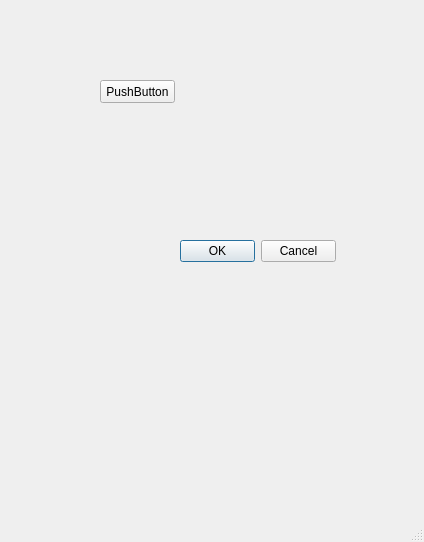
Old version of the form sample.ui in the repository scadam526/TExtractor.
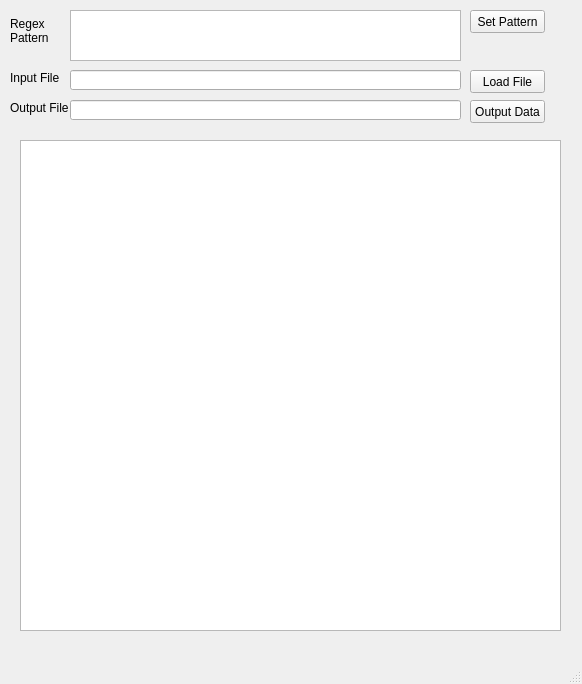
New version of the form.

Commit message: File input, read and print working.

Diff of the .ui file:
```diff
--- a/sample.ui
+++ b/sample.ui
@@ -6,8 +6,8 @@
    <rect>
     <x>0</x>
     <y>0</y>
-    <width>424</width>
-    <height>542</height>
+    <width>582</width>
+    <height>684</height>
    </rect>
   </property>
   <property name="windowTitle">
@@ -17,27 +17,128 @@
    <widget class="QPushButton" name="pushButton">
     <property name="geometry">
      <rect>
-      <x>100</x>
-      <y>80</y>
+      <x>470</x>
+      <y>10</y>
       <width>75</width>
       <height>23</height>
      </rect>
     </property>
     <property name="text">
-     <string>PushButton</string>
+     <string>Set Pattern</string>
     </property>
    </widget>
-   <widget class="QDialogButtonBox" name="buttonBox">
+   <widget class="QPlainTextEdit" name="pattern">
     <property name="geometry">
      <rect>
-      <x>180</x>
-      <y>240</y>
-      <width>156</width>
+      <x>70</x>
+      <y>10</y>
+      <width>391</width>
+      <height>51</height>
+     </rect>
+    </property>
+    <property name="plainText">
+     <string/>
+    </property>
+    <property name="overwriteMode">
+     <bool>false</bool>
+    </property>
+   </widget>
+   <widget class="QLineEdit" name="inputFileText">
+    <property name="geometry">
+     <rect>
+      <x>70</x>
+      <y>70</y>
+      <width>391</width>
+      <height>20</height>
+     </rect>
+    </property>
+   </widget>
+   <widget class="QLabel" name="label">
+    <property name="geometry">
+     <rect>
+      <x>10</x>
+      <y>70</y>
+      <width>61</width>
+      <height>16</height>
+     </rect>
+    </property>
+    <property name="text">
+     <string>Input File</string>
+    </property>
+   </widget>
+   <widget class="QLabel" name="label_2">
+    <property name="geometry">
+     <rect>
+      <x>10</x>
+      <y>100</y>
+      <width>61</width>
+      <height>16</height>
+     </rect>
+    </property>
+    <property name="text">
+     <string>Output File</string>
+    </property>
+   </widget>
+   <widget class="QLineEdit" name="outputFileText">
+    <property name="geometry">
+     <rect>
+      <x>70</x>
+      <y>100</y>
+      <width>391</width>
+      <height>20</height>
+     </rect>
+    </property>
+   </widget>
+   <widget class="QPushButton" name="loadInputFile">
+    <property name="geometry">
+     <rect>
+      <x>470</x>
+      <y>70</y>
+      <width>75</width>
       <height>23</height>
      </rect>
     </property>
-    <property name="standardButtons">
-     <set>QDialogButtonBox::Cancel|QDialogButtonBox::Ok</set>
+    <property name="text">
+     <string>Load File</string>
+    </property>
+   </widget>
+   <widget class="QPushButton" name="processDataButton">
+    <property name="geometry">
+     <rect>
+      <x>470</x>
+      <y>100</y>
+      <width>75</width>
+      <height>23</height>
+     </rect>
+    </property>
+    <property name="text">
+     <string>Output Data</string>
+    </property>
+   </widget>
+   <widget class="QLabel" name="label_3">
+    <property name="geometry">
+     <rect>
+      <x>10</x>
+      <y>10</y>
+      <width>61</width>
+      <height>41</height>
+     </rect>
+    </property>
+    <property name="text">
+     <string>Regex Pattern</string>
+    </property>
+    <property name="wordWrap">
+     <bool>true</bool>
+    </property>
+   </widget>
+   <widget class="QTextBrowser" name="textDisplay">
+    <property name="geometry">
+     <rect>
+      <x>20</x>
+      <y>140</y>
+      <width>541</width>
+      <height>491</height>
+     </rect>
     </property>
    </widget>
   </widget>
```
Left out of the diff: 7 changed lines with no effect on the pictures. The commit also changes 2 other files.
